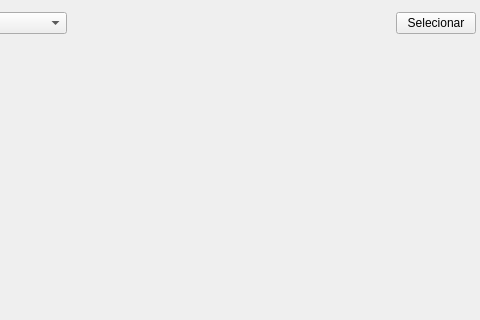
Before: the Qt Designer form reddragons/interface/ui_files/visualizacao.ui in Red-Dragons-UFSCar/red-visao, drawn with Qt 5; both pictures show x 175 to 655 and y 0 to 320 of the 655 by 575 pixel window.
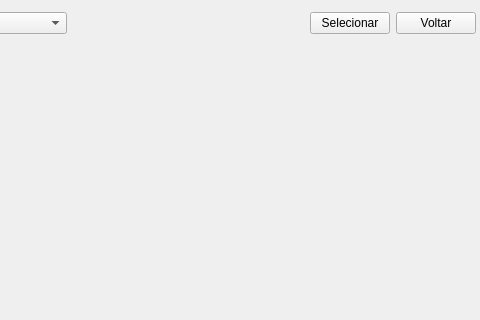
After: the same form once the commit is applied.

Commit message: add visualizacao a mesma tela

What changed in the file:
```diff
--- a/reddragons/interface/ui_files/visualizacao.ui
+++ b/reddragons/interface/ui_files/visualizacao.ui
@@ -123,6 +123,13 @@
        </property>
       </widget>
      </item>
+     <item>
+      <widget class="QPushButton" name="btnVoltar">
+       <property name="text">
+        <string>Voltar</string>
+       </property>
+      </widget>
+     </item>
     </layout>
    </widget>
    <widget class="QLabel" name="QT_visualizacao">
```
Left out of the diff: 2 changed lines with no effect on the pictures. The commit also changes 4 other files.
